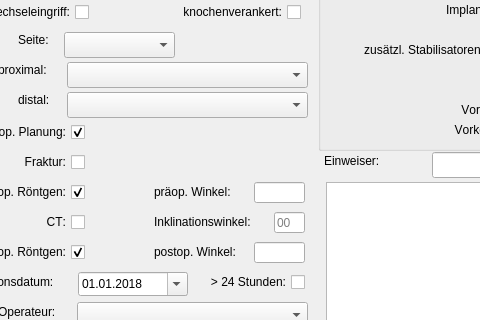
First picture: the form in mainwindow.ui, repository Bradyphrenia/prothesen, before the edit; both pictures show x 112 to 592 and y 158 to 478 of the 1225 by 800 pixel window.
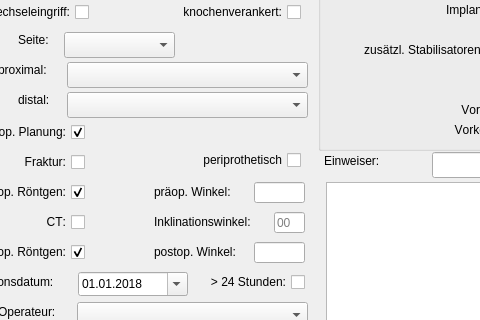
Second picture: the form after the edit. Icons and pictures are not drawn.

```diff
--- a/mainwindow.ui
+++ b/mainwindow.ui
@@ -1167,6 +1167,22 @@
      </property>
     </widget>
    </widget>
+   <widget class="QCheckBox" name="checkBox_periprothetisch">
+    <property name="geometry">
+     <rect>
+      <x>292</x>
+      <y>308</y>
+      <width>121</width>
+      <height>20</height>
+     </rect>
+    </property>
+    <property name="layoutDirection">
+     <enum>Qt::RightToLeft</enum>
+    </property>
+    <property name="text">
+     <string>periprothetisch</string>
+    </property>
+   </widget>
    <zorder>label_boddenkliniken</zorder>
    <zorder>pushButton_suche</zorder>
    <zorder>label_patientennummer</zorder>
```
Left out of the diff: 1 changed line with no effect on the pictures.
